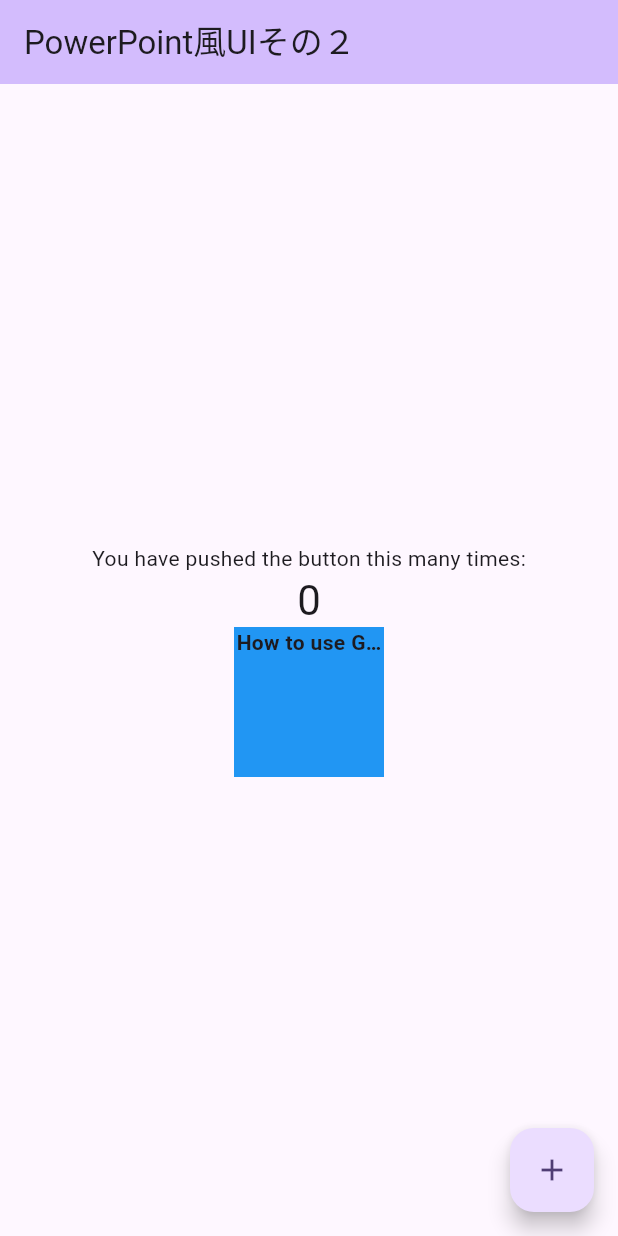
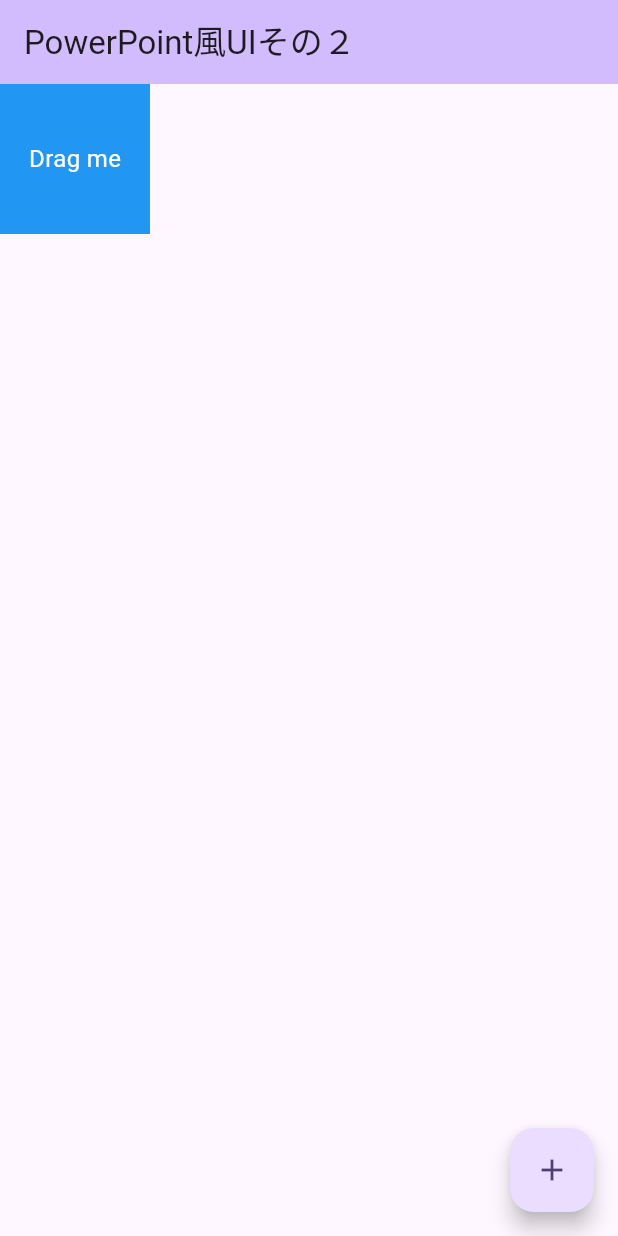
Before and after one commit to oka-teruhiro/powerpoint2, a Flutter app: the screen it shows after launch, on a phone screen of 412 x 824 dp. Run offline on Flutter 3.47's test engine with Material 3 defaults, Android fonts, the phone set to English and light mode, and no system bars.

Commit message:
7: ドラッグに合わせて四角が縦横に追従する

```diff
--- a/lib/main.dart
+++ b/lib/main.dart
@@ -35,12 +35,26 @@
 class _MyHomePageState extends State<MyHomePage> {
   int _counter = 0;
   double d3 = 0.0;
+  Offset _posision = Offset(0, 0);
 
   void _incrementCounter() {
     setState(() {
       // This call to setState tells the Flutter framework that something has
       _counter++;
     });
+  }
+  void _onPanUpdate(DragUpdateDetails details,bool isHorizontal){
+    setState(() {
+      _posision = Offset(
+          _posision.dx + (isHorizontal ? details.primaryDelta! : 0),
+          _posision.dy + (!isHorizontal ? details.primaryDelta! : 0));
+    });
+
+    print('globalPosition: ${details.globalPosition}');
+    print('localPosition: ${details.localPosition}');
+    print('delta: ${details.delta}');
+    print('primaryDelta: ${details.primaryDelta}');
+    print('sourceTimeStamp: ${details.sourceTimeStamp}');
   }
 
   @override
@@ -53,7 +67,7 @@
         // Here we take the value from the MyHomePage object that was created by
         title: Text(widget.title),
       ),
-      body: Center(
+      body: /*Center(
         // Center is a layout widget. It takes a single child and positions it
         child: Column(
           // Column is also a layout widget. It takes a list of children and
@@ -98,6 +112,32 @@
             ),
           ],
         ),
+      ),*/
+      Stack(
+        children: [
+          Positioned(
+            left: _posision.dx,
+            top: _posision.dy,
+            child: GestureDetector(
+              onHorizontalDragUpdate: (details){_onPanUpdate(details, true);},
+              onVerticalDragUpdate: (details){_onPanUpdate(details, false );},
+              child: Container(
+                width: 100,
+                height: 100,
+                color: Colors.blue,
+                child: const Center(
+                  child: Text(
+                    'Drag me',
+                    style: TextStyle(
+                    color: Colors.white,
+                    fontSize: 16,
+                    ),
+                  ),
+                ),
+              ),
+            ),
+          ),
+        ],
       ),
       floatingActionButton: FloatingActionButton(
         onPressed: _incrementCounter,
```
